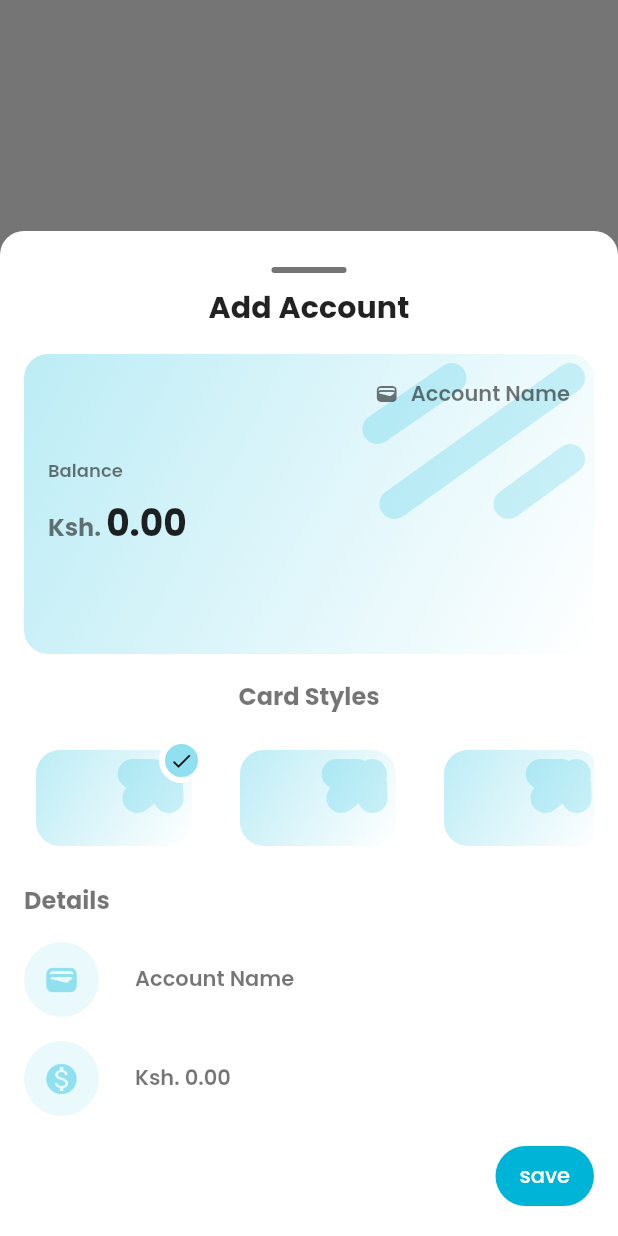
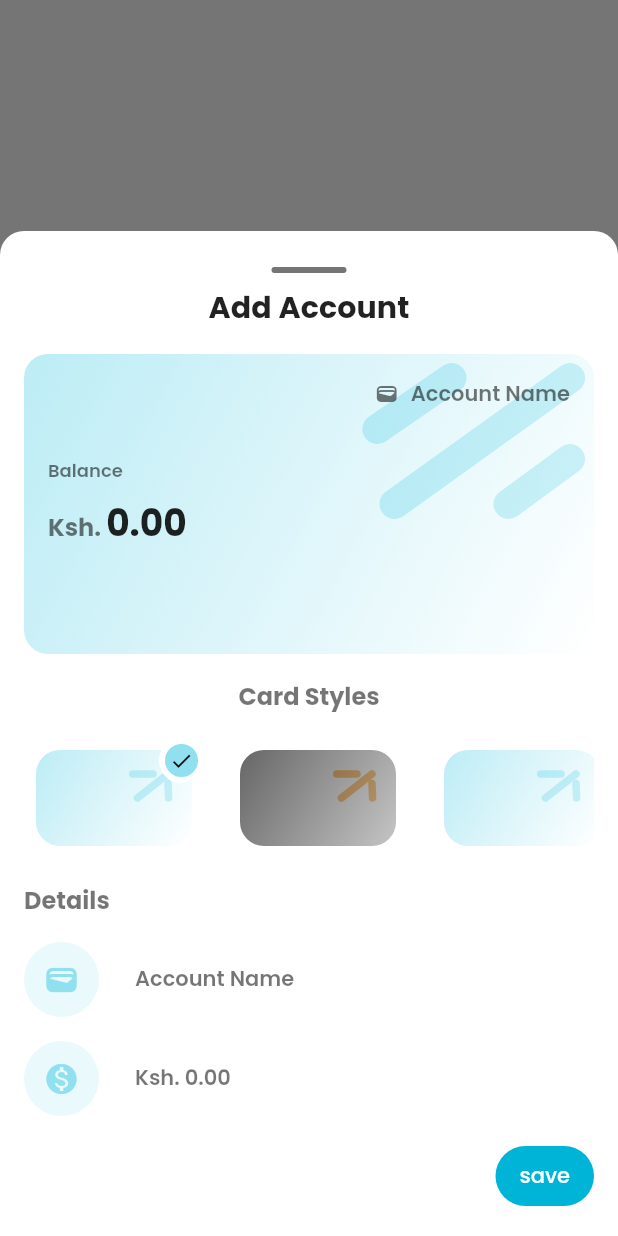
Before and after one commit to KenStarry/Budgetly, a Flutter app: what showAccountsBottomSheet() shows on an empty page, opened directly with empty values, on a phone screen of 412 x 824 dp. Run offline on Flutter 3.47's test engine with Material 2 defaults, Android fonts, the phone set to English and light mode, and no system bars; our stand-ins replace flutter_slidable, get, get_it, hive, hive_flutter, lottie and 1 more; missing offline and left inert: dart:ffi; accounts and stored records are empty.

Commit message:
Added account card variants

```diff
--- /dev/null
+++ b/lib/core/presentation/components/account_card/account_card_1.dart
@@ -0,0 +1,113 @@
+import 'package:budgetly/core/utils/math_utils.dart';
+import 'package:budgetly/features/feature_accounts/presentation/components/income_card.dart';
+import 'package:budgetly/theme/card_styles.dart';
+import 'package:flutter/material.dart';
+
+import '../../../../theme/my_colors.dart';
+
+class AccountCard1 extends StatelessWidget {
+  final String accountName;
+  final double accountBalance;
+  final String currentDate;
+  final bool isContentVisible;
+
+  const AccountCard1(
+      {Key? key,
+      required this.accountName,
+      required this.accountBalance,
+      required this.currentDate,
+      this.isContentVisible = true})
+      : super(key: key);
+
+  @override
+  Widget build(BuildContext context) {
+    return Container(
+        width: double.infinity,
+        height: 200,
+        decoration: BoxDecoration(borderRadius: BorderRadius.circular(16)),
+        child: Stack(
+          fit: StackFit.loose,
+          children: [
+            //  canvas
+            SizedBox(
+              width: double.infinity,
+              height: double.infinity,
+              child: CustomPaint(
+                painter: CardStyles.roundedLinesStyle(
+                    color: Theme.of(context).primaryColor,
+                strokeWidth: isContentVisible ? 20.0 : 5.0),
+              ),
+            ),
+
+            //  gradient color
+            Container(
+                width: double.infinity,
+                height: double.infinity,
+                decoration: BoxDecoration(
+                    borderRadius: BorderRadius.circular(16),
+                    gradient: LinearGradient(
+                        begin: Alignment.topLeft,
+                        end: Alignment.bottomRight,
+                        colors: [
+                          MyColors.lightColors['accent_4']!.withOpacity(0.6),
+                          Theme.of(context)
+                              .scaffoldBackgroundColor
+                              .withOpacity(0.6)
+                        ]))),
+
+            //  main content
+            isContentVisible == true
+                ? Container(
+                    padding: const EdgeInsets.all(16),
+                    child: Column(
+                      mainAxisAlignment: MainAxisAlignment.center,
+                      crossAxisAlignment: CrossAxisAlignment.start,
+                      children: [
+                        Text(
+                          "Balance",
+                          style: Theme.of(context).textTheme.bodySmall,
+                        ),
+                        const SizedBox(
+                          height: 8,
+                        ),
+                        Text.rich(TextSpan(children: [
+                          TextSpan(
+                              text: "Ksh. ",
+                              style: Theme.of(context).textTheme.bodyLarge),
+                          TextSpan(
+                              text: MathUtils.addComma(number: accountBalance),
+                              style: Theme.of(context).textTheme.titleMedium),
+                        ]))
+                      ],
+                    ))
+                : SizedBox.shrink(),
+
+            //  account name
+            isContentVisible == true ? Align(
+              alignment: AlignmentDirectional.topStart,
+              child: Padding(
+                padding: const EdgeInsets.all(16),
+                child: Row(
+                  mainAxisAlignment: MainAxisAlignment.end,
+                  children: [
+                    Row(
+                      children: [
+                        const Icon(
+                          Icons.wallet,
+                          size: 16,
+                        ),
+                        const SizedBox(
+                          width: 8,
+                        ),
+                        Text(accountName,
+                            style: Theme.of(context).textTheme.bodyMedium)
+                      ],
+                    ),
+                  ],
+                ),
+              ),
+            ) : SizedBox.shrink(),
+          ],
+        ));
+  }
+}
--- a/lib/features/feature_accounts/presentation/components/account_card.dart
+++ b/lib/core/presentation/components/account_card/account_card_2.dart
@@ -5,13 +5,13 @@ import 'package:flutter/material.dart';
 
 import '../../../../theme/my_colors.dart';
 
-class AccountCard extends StatelessWidget {
+class AccountCard2 extends StatelessWidget {
   final String accountName;
   final double accountBalance;
   final String currentDate;
   final bool isContentVisible;
 
-  const AccountCard(
+  const AccountCard2(
       {Key? key,
       required this.accountName,
       required this.accountBalance,
@@ -34,7 +34,8 @@ class AccountCard extends StatelessWidget {
               height: double.infinity,
               child: CustomPaint(
                 painter: CardStyles.roundedLinesStyle(
-                    color: Theme.of(context).primaryColor),
+                    color: Colors.orangeAccent,
+                strokeWidth: isContentVisible ? 20.0 : 5.0),
               ),
             ),
 
@@ -48,10 +49,8 @@ class AccountCard extends StatelessWidget {
                         begin: Alignment.topLeft,
                         end: Alignment.bottomRight,
                         colors: [
-                          MyColors.lightColors['accent_4']!.withOpacity(0.6),
-                          Theme.of(context)
-                              .scaffoldBackgroundColor
-                              .withOpacity(0.6)
+                          Colors.black.withOpacity(0.6),
+                          Colors.grey.withOpacity(0.6)
                         ]))),
 
             //  main content
--- a/lib/core/presentation/components/account_card/styles/rounded_lines_style.dart
+++ b/lib/core/presentation/components/account_card/styles/rounded_lines_style.dart
@@ -3,8 +3,9 @@ import 'package:flutter/cupertino.dart';
 /// Rounded Lines
 class RoundedLinesStyle extends CustomPainter {
   final Color color;
+  final double strokeWidth;
 
-  const RoundedLinesStyle({required this.color});
+  const RoundedLinesStyle({required this.color, this.strokeWidth = 20.0});
 
   @override
   void paint(Canvas canvas, Size size) {
@@ -19,7 +20,7 @@ class RoundedLinesStyle extends CustomPainter {
 
     var paint = Paint()
       ..color = color
-      ..strokeWidth = 20.0
+      ..strokeWidth = strokeWidth
       ..strokeCap = StrokeCap.round;
 
     canvas.drawLine(point1, point2, paint);
--- a/lib/features/feature_accounts/domain/model/account_card_styles.dart
+++ b/lib/features/feature_accounts/domain/model/account_card_styles.dart
@@ -1,6 +1,41 @@
+import 'package:budgetly/core/presentation/components/account_card/account_card_1.dart';
+import 'package:flutter/cupertino.dart';
+
+import '../../../../core/presentation/components/account_card/account_card_2.dart';
+
 enum AccountCardStyles {
   style_1,
   style_2,
   style_3,
   style_4,
 }
+
+List<Widget> accountCardVariants(
+        {required String accName,
+        required double accBal,
+        required String accDate,
+        required bool isContentVisible}) =>
+    [
+      AccountCard1(
+          accountName: accName,
+          accountBalance: accBal,
+          currentDate: accDate,
+          isContentVisible: isContentVisible),
+
+      AccountCard2(
+          accountName: accName,
+          accountBalance: accBal,
+          currentDate: accDate,
+          isContentVisible: isContentVisible),
+      AccountCard1(
+          accountName: accName,
+          accountBalance: accBal,
+          currentDate: accDate,
+          isContentVisible: isContentVisible),
+
+      AccountCard2(
+          accountName: accName,
+          accountBalance: accBal,
+          currentDate: accDate,
+          isContentVisible: isContentVisible),
+    ];
--- a/lib/features/feature_accounts/presentation/accounts_screen.dart
+++ b/lib/features/feature_accounts/presentation/accounts_screen.dart
@@ -1,7 +1,7 @@
 import 'package:budgetly/core/domain/models/account.dart';
 import 'package:budgetly/core/utils/hive_utils.dart';
 import 'package:budgetly/core/utils/math_utils.dart';
-import 'package:budgetly/features/feature_accounts/presentation/components/account_card.dart';
+import 'package:budgetly/core/presentation/components/account_card/account_card_1.dart';
 import 'package:budgetly/features/feature_accounts/presentation/components/accounts_list.dart';
 import 'package:flutter/material.dart';
 import 'package:get/get.dart';
--- a/lib/features/feature_accounts/presentation/components/accounts_list.dart
+++ b/lib/features/feature_accounts/presentation/components/accounts_list.dart
@@ -7,7 +7,7 @@ import 'package:hive/hive.dart';
 
 import '../../../../core/domain/models/account.dart';
 import '../controller/accounts_controller.dart';
-import 'account_card.dart';
+import '../../../../core/presentation/components/account_card/account_card_1.dart';
 
 class AccountsList extends StatelessWidget {
   final AccountsController accountsController;
@@ -45,7 +45,7 @@ class AccountsList extends StatelessWidget {
                             borderRadius: BorderRadius.circular(16),
                           )
                         ]),
-                        child: AccountCard(
+                        child: AccountCard1(
                             accountName: account.accountName,
                             accountBalance: account.accountBalance,
                             currentDate: account.accountCreated.toString()),
--- a/lib/features/feature_main/presentation/components/bottom_sheets/accounts_sheet/account_styles_list.dart
+++ b/lib/features/feature_main/presentation/components/bottom_sheets/accounts_sheet/account_styles_list.dart
@@ -1,11 +1,10 @@
 import 'package:budgetly/features/feature_accounts/domain/model/account_card_styles.dart';
-import 'package:budgetly/features/feature_accounts/presentation/components/account_card.dart';
+import 'package:budgetly/core/presentation/components/account_card/account_card_1.dart';
 import 'package:budgetly/features/feature_accounts/presentation/controller/accounts_controller.dart';
 import 'package:flutter/material.dart';
 import 'package:get/get.dart';
 
 class AccountStylesList extends StatelessWidget {
-
   final AccountsController accountsController;
 
   const AccountStylesList({super.key, required this.accountsController});
@@ -21,7 +20,6 @@ class AccountStylesList extends StatelessWidget {
         physics: const BouncingScrollPhysics(),
         itemCount: AccountCardStyles.values.length,
         itemBuilder: (context, index) {
-
           var currentStyle = AccountCardStyles.values[index];
 
           return GestureDetector(
@@ -33,22 +31,20 @@ class AccountStylesList extends StatelessWidget {
                 width: 120,
                 height: 80,
                 child: Obx(
-                    () => Stack(
-                    children: [
+                  () => Stack(children: [
                     Container(
                         padding: const EdgeInsets.all(8),
-                        decoration:
-                        BoxDecoration(borderRadius: BorderRadius.circular(16)),
-                        child: const AccountCard(
-                          accountName: '',
-                          accountBalance: 0.00,
-                          currentDate: '',
-                          isContentVisible: false,
-                        ),
-                      ),
+                        decoration: BoxDecoration(
+                            borderRadius: BorderRadius.circular(16)),
+                        child: accountCardVariants(
+                            accName: '',
+                            accBal: 0.00,
+                            accDate: '',
+                            isContentVisible: false)[index]),
 
                     //  tick
-                      accountsController.accountCardStyle.value == currentStyle ? Align(
+                    accountsController.accountCardStyle.value == currentStyle
+                        ? Align(
                             alignment: AlignmentDirectional.topEnd,
                             child: Container(
                               width: 30,
@@ -56,15 +52,22 @@ class AccountStylesList extends StatelessWidget {
                               decoration: BoxDecoration(
                                   color: Theme.of(context).primaryColor,
                                   borderRadius: BorderRadius.circular(50),
-                            border: Border.all(width: 4, color: Theme.of(context).scaffoldBackgroundColor)
+                                  border: Border.all(
+                                      width: 4,
+                                      color: Theme.of(context)
+                                          .scaffoldBackgroundColor)),
+                              child: Icon(
+                                Icons.done,
+                                color: Theme.of(context)
+                                    .textTheme
+                                    .titleLarge
+                                    ?.color,
+                                size: 16,
                               ),
-                          child: Icon(Icons.done, color: Theme.of(context).textTheme.titleLarge?.color,
-                          size: 16,),
                             ),
                           )
                         : const SizedBox.shrink()
-                    ]
-                  ),
+                  ]),
                 ),
               ),
             ),
--- a/lib/features/feature_main/presentation/components/bottom_sheets/accounts_sheet/accounts_bottom_sheet.dart
+++ b/lib/features/feature_main/presentation/components/bottom_sheets/accounts_sheet/accounts_bottom_sheet.dart
@@ -1,6 +1,6 @@
 import 'package:budgetly/core/domain/models/account.dart';
 import 'package:budgetly/features/feature_accounts/domain/model/account_card_styles.dart';
-import 'package:budgetly/features/feature_accounts/presentation/components/account_card.dart';
+import 'package:budgetly/core/presentation/components/account_card/account_card_1.dart';
 import 'package:budgetly/features/feature_accounts/presentation/controller/accounts_controller.dart';
 import 'package:budgetly/features/feature_main/presentation/components/bottom_sheets/accounts_sheet/account_styles_list.dart';
 import 'package:budgetly/features/feature_main/presentation/components/bottom_sheets/accounts_sheet/account_text_field.dart';
@@ -59,13 +59,13 @@ void showAccountsBottomSheet(
                           () {
                             if (accountsController.accountCardStyle ==
                                 AccountCardStyles.style_1) {
-                              return AccountCard(
+                              return AccountCard1(
                                 accountName: controller.accountName.value,
                                 accountBalance: controller.accountBalance.value,
                                 currentDate: controller.currentDate.value,
                               );
                             }
-                            return AccountCard(
+                            return AccountCard1(
                               accountName: controller.accountName.value,
                               accountBalance: controller.accountBalance.value,
                               currentDate: controller.currentDate.value,
--- a/lib/theme/card_styles.dart
+++ b/lib/theme/card_styles.dart
@@ -3,6 +3,6 @@ import '../core/presentation/components/account_card/styles/rounded_lines_style.
 
 class CardStyles {
   /// Rounded Lines Style
-  static CustomPainter roundedLinesStyle({required Color color}) =>
-      RoundedLinesStyle(color: color);
+  static CustomPainter roundedLinesStyle({required Color color, double strokeWidth = 20.0}) =>
+      RoundedLinesStyle(color: color, strokeWidth: strokeWidth);
 }
```
Lines whose indentation alone changed are shown as unchanged.
